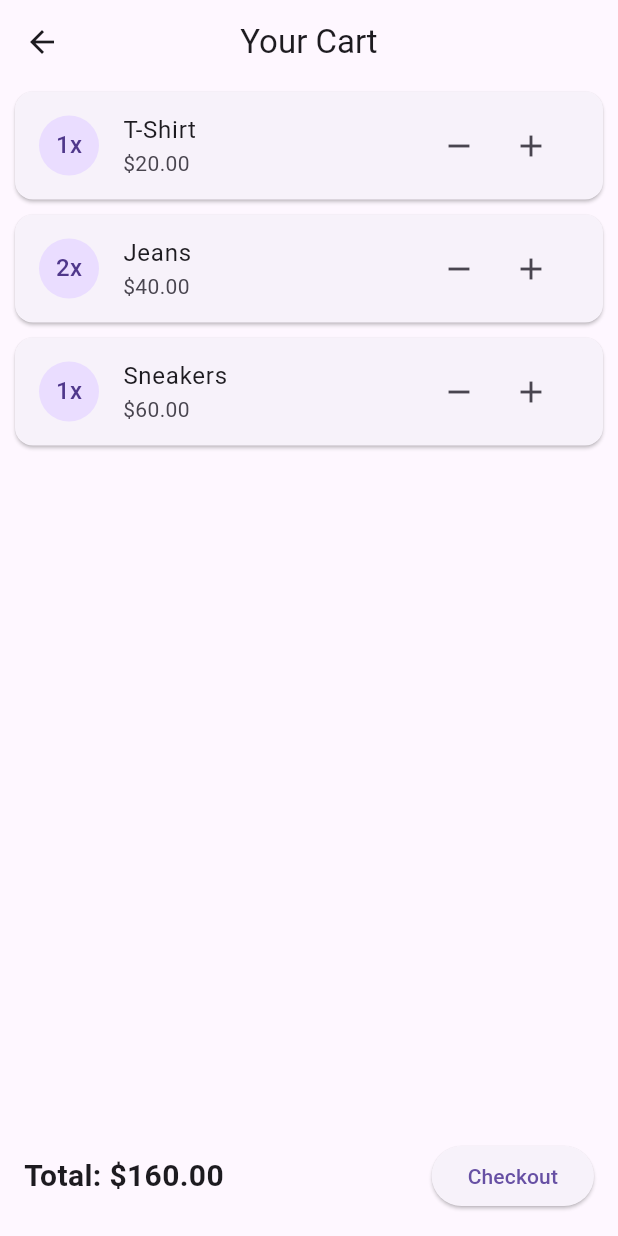
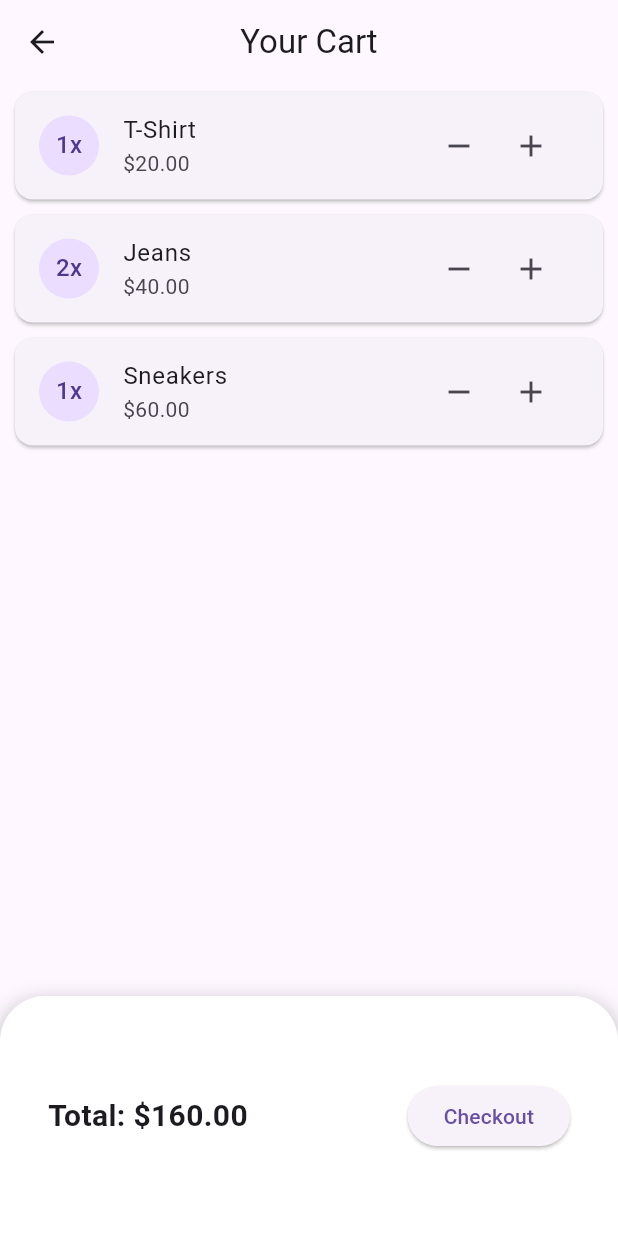
Before and after one commit to hadishamoun1/vesti-app, a Flutter app: the CartScreen screen opened directly, on a phone screen of 412 x 824 dp. Run offline on Flutter 3.47's test engine with Material 3 defaults, Android fonts, the phone set to English and light mode, and no system bars; our stand-ins replace geolocator; network calls fail.

Commit message:
Added container in the bottom with a box shadow

```diff
--- a/lib/screens/Cart.dart
+++ b/lib/screens/Cart.dart
@@ -13,7 +13,8 @@ class _CartScreenState extends State<CartScreen> {
   ];
 
   double get totalPrice {
-    return cartItems.fold(0.0, (total, item) => total + (item.price * item.quantity));
+    return cartItems.fold(
+        0.0, (total, item) => total + (item.price * item.quantity));
   }
 
   void _onCheckout() {
@@ -21,7 +22,6 @@ class _CartScreenState extends State<CartScreen> {
     // For example, navigate to a payment screen or show a confirmation dialog
     print('Checkout pressed');
   }
-
 
   void _incrementQuantity(int index) {
     setState(() {
@@ -36,6 +36,7 @@ class _CartScreenState extends State<CartScreen> {
       }
     });
   }
+
   @override
   Widget build(BuildContext context) {
     return Scaffold(
@@ -56,7 +57,8 @@ class _CartScreenState extends State<CartScreen> {
                       child: Text('${cartItems[index].quantity}x'),
                     ),
                     title: Text(cartItems[index].name),
-                    subtitle: Text('\$${cartItems[index].price.toStringAsFixed(2)}'),
+                    subtitle:
+                        Text('\$${cartItems[index].price.toStringAsFixed(2)}'),
                     trailing: Row(
                       mainAxisSize: MainAxisSize.min,
                       children: [
@@ -75,7 +77,25 @@ class _CartScreenState extends State<CartScreen> {
               },
             ),
           ),
-               Padding(
+          Container(
+            height: 160,
+            padding: EdgeInsets.all(16),
+            decoration: BoxDecoration(
+              color: Colors.white,
+              borderRadius: BorderRadius.only(
+                topLeft: Radius.circular(30),
+                topRight: Radius.circular(30),
+              ),
+              boxShadow: [
+                BoxShadow(
+                  color: Colors.black.withOpacity(0.2),
+                  spreadRadius: 2,
+                  blurRadius: 10,
+                  offset: Offset(0, 4),
+                ),
+              ],
+            ),
+            child: Padding(
               padding: const EdgeInsets.all(16.0),
               child: Row(
                 mainAxisAlignment: MainAxisAlignment.spaceBetween,
@@ -94,11 +114,13 @@ class _CartScreenState extends State<CartScreen> {
                 ],
               ),
             ),
+          ),
         ],
       ),
     );
   }
 }
+
 class CartItem {
   final String name;
   final double price;
```
Lines whose indentation alone changed are shown as unchanged.
